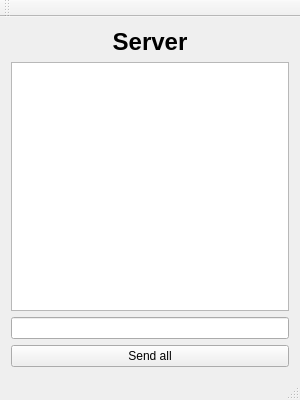
The window that myserver.ui (lex268/Tcp_server) describes before a commit, drawn with Qt 5.
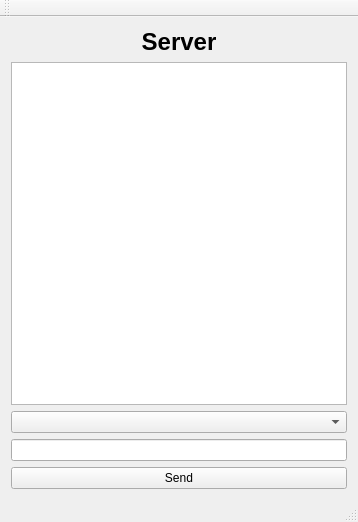
The same window after the commit.

Diff of the .ui file:
```diff
--- a/myserver.ui
+++ b/myserver.ui
@@ -6,8 +6,8 @@
    <rect>
     <x>0</x>
     <y>0</y>
-    <width>300</width>
-    <height>400</height>
+    <width>358</width>
+    <height>522</height>
    </rect>
   </property>
   <property name="windowTitle">
@@ -20,13 +20,13 @@
       <item row="2" column="0">
        <widget class="QTextEdit" name="m_ptxt"/>
       </item>
-      <item row="3" column="0">
-       <widget class="QLineEdit" name="m_ptxtInput"/>
-      </item>
       <item row="4" column="0">
+       <widget class="QLineEdit" name="m_ptxtInput"/>
+      </item>
+      <item row="5" column="0">
        <widget class="QPushButton" name="pcmd">
         <property name="text">
-         <string>Send all</string>
+         <string>Send</string>
         </property>
        </widget>
       </item>
@@ -37,6 +37,9 @@
         </property>
        </widget>
       </item>
+      <item row="3" column="0">
+       <widget class="QComboBox" name="comboBox"/>
+      </item>
      </layout>
     </item>
    </layout>
```
Left out of the diff: 2 changed lines with no effect on the pictures.
